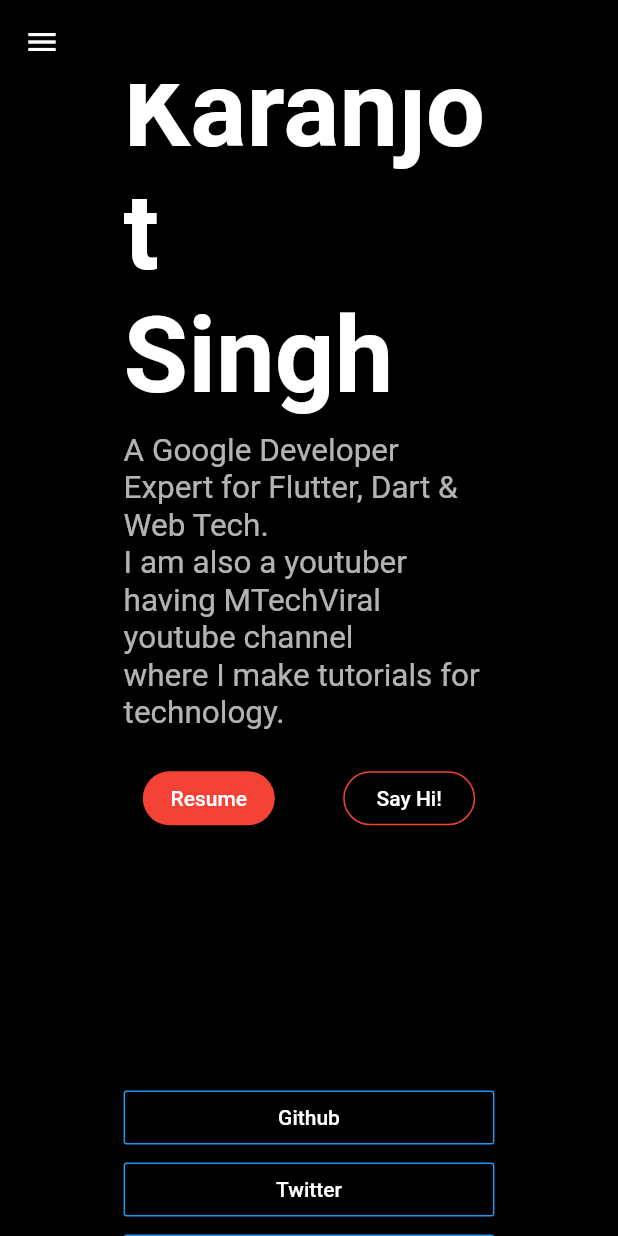
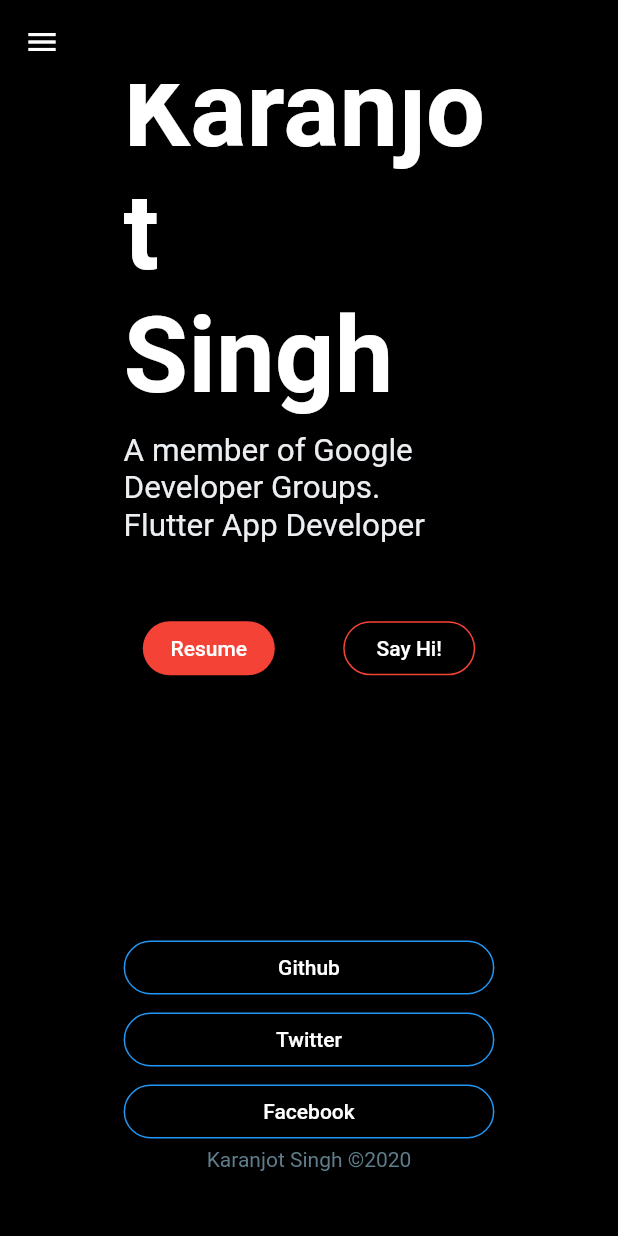
Before and after one commit to Karanjot-singh/portfolio, a Flutter app: the screen it shows after launch, scrolled down 576 dp, on a phone screen of 412 x 824 dp. Run offline on Flutter 3.47's test engine with Material 2 defaults, Android fonts, the phone set to English and light mode, and no system bars; missing offline and left inert: dart:html; Roboto replaces fonts that are missing (Montserrat-Bold).

Commit message:
icons added

```diff
--- a/lib/profile_page.dart
+++ b/lib/profile_page.dart
@@ -133,23 +133,39 @@
   final text;
   final onPressed;
   final Color color;
+  final String imgURL;
 
   const NavButton(
       {Key key,
       @required this.text,
       @required this.onPressed,
-      this.color = Colors.teal})
+      this.imgURL,
+      this.color = Colors.teal,})
       : super(key: key);
 
   @override
   Widget build(BuildContext context) {
     return OutlineButton(
-      child: Text(text),
+      child:
+      imgURL==null?
+      Text(text):Container(
+            margin: EdgeInsets.only(right: 12, left: 12, top: 16),
+            width: 20.0,
+            height: 20.0,
+            decoration: new BoxDecoration(
+              shape: BoxShape.circle,
+              image: new DecorationImage(
+                fit: BoxFit.cover,
+                image: new NetworkImage(imgURL),
+              ),
+            ),
+          ),
       borderSide: BorderSide(
         color: color,
       ),
+      shape: StadiumBorder(),
       onPressed: onPressed,
-      highlightedBorderColor: color,
+      highlightedBorderColor: Colors.blueGrey[50],
     );
   }
 }
@@ -193,12 +209,11 @@
         height: 10,
       ),
       Text(
-        "A Google Developer Expert for Flutter, Dart & Web Tech.\n"
-        "I am also a youtuber having MTechViral youtube channel\n"
-        "where I make tutorials for technology.",
+        "A member of Google Developer Groups.\n"
+        "Flutter App Developer\n",
         softWrap: true,
         textScaleFactor: 1.5,
-        style: TextStyle(color: Colors.white70),
+        style: TextStyle(color: Colors.blueGrey[50]),
       ),
       SizedBox(
         height: 20,
@@ -290,9 +305,7 @@
   Widget copyRightText() => Text(
         "Karanjot Singh ©️2020",
         textAlign: TextAlign.center,
-        style: TextStyle(
-          color: Colors.blueGrey
-        ),
+        style: TextStyle(color: Colors.blueGrey),
       );
 
   @override
```
Also changed, not shown: 3 other files.
